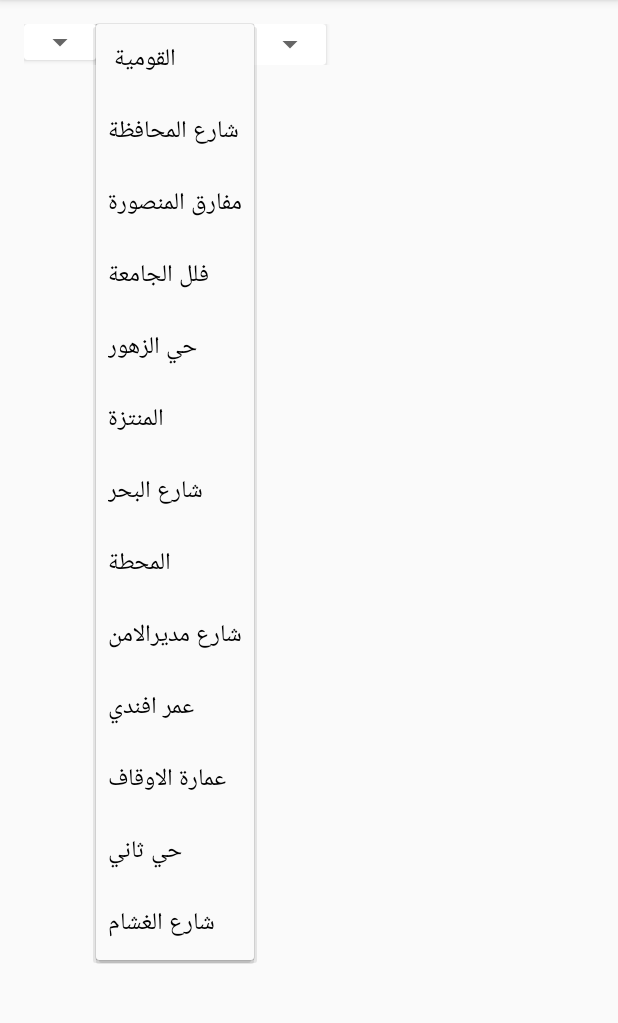
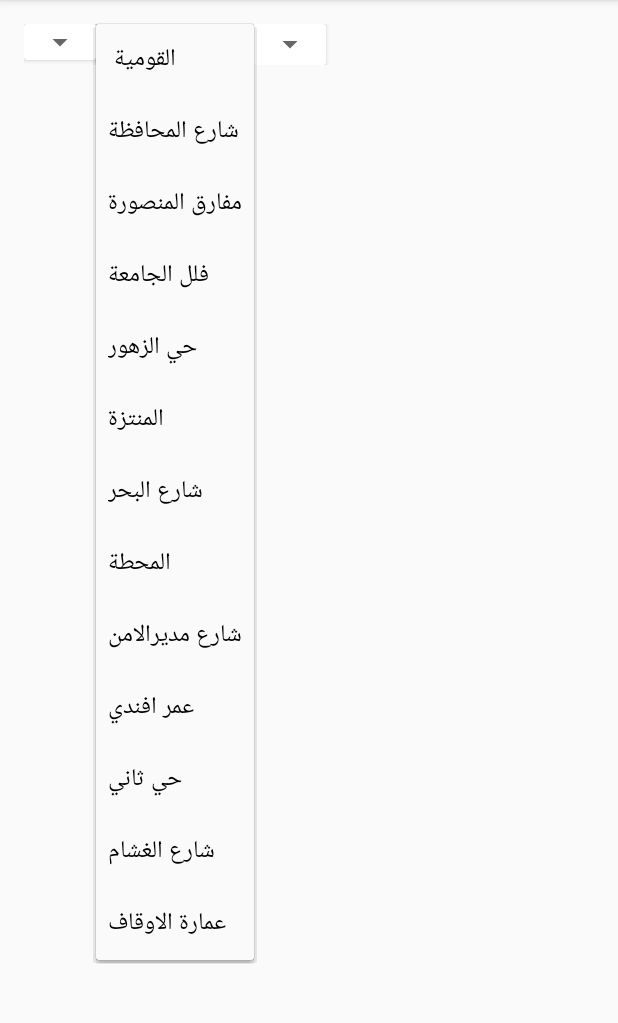
Before and after one commit to ma7moudovic/ZagazigApp_old, an Android app: the CategoryActivity screen opened directly, with no data from a screen before it, after a tap on "القومية", on a phone screen of 412 x 824 dp, the part 84-1107 px from its top. Run offline under Robolectric (Android 15) with nearby library versions, the light colour scheme and no system bars; our stand-ins replace Picasso, Volley; network calls fail; pictures from the network do not load; 1 statement that could not run was skipped.

```diff
--- a/app/src/main/java/com/sharkawy/zagazigapp/activities/CategoryActivity.java
+++ b/app/src/main/java/com/sharkawy/zagazigapp/activities/CategoryActivity.java
@@ -49,7 +49,7 @@ public class CategoryActivity extends AppCompatActivity {
         pDialog = new ProgressDialog(this);
         pDialog.setMessage(getResources().getString(R.string.msg_loading));
 
-        String [] arr ={"القومية ","شارع المحافظة","مفارق المنصورة","فلل الجامعة","حي الزهور","المنتزة","شارع البحر","المحطة","شارع مديرالامن","عمر افندي","عمارة الاوقاف","حي ثاني","شارع الغشام"};
+        String [] arr ={"القومية ","شارع المحافظة","مفارق المنصورة","فلل الجامعة","حي الزهور","المنتزة","شارع البحر","المحطة","شارع مديرالامن","عمر افندي","حي ثاني","شارع الغشام" ,"عمارة الاوقاف"};
         ArrayAdapter<String> dataAdapter = new ArrayAdapter<String>
                 (this, android.R.layout.simple_spinner_item, arr);
         dataAdapter.setDropDownViewResource
--- a/app/src/main/java/com/sharkawy/zagazigapp/adapters/SearchResultAdapter.java
+++ b/app/src/main/java/com/sharkawy/zagazigapp/adapters/SearchResultAdapter.java
@@ -11,6 +11,7 @@ import android.widget.Toast;
 
 import com.sharkawy.zagazigapp.R;
 import com.sharkawy.zagazigapp.dataModels.Place;
+import com.squareup.picasso.Picasso;
 
 import java.util.List;
 
@@ -77,6 +78,11 @@ public class SearchResultAdapter extends RecyclerView.Adapter<SearchResultAdapte
         holder.descView.setText(pObjects.get(position).getDesc());
 //        holder.descView.setText(pObjects.get(position).getDesc());
         holder.tab1.setText(pObjects.get(position).getTag());
+        //http://mashaly.net/places_imgs/icons/0.jpg
+//        Toast.makeText(getpContext(), "http://mashaly.net/" Toast.LENGTH_LONG).show();
+        Picasso.with(getpContext()).load("http://mashaly.net/" +"/places_imgs/icons/0.jpg").into(holder.imageView);
+//        Picasso.with(getpContext()).load("http://mashaly.net/"+pObjects.get(position).getImageURL()).into(holder.imageView);
+
     }
 
     @Override
```
Also changed, not shown: app/src/main/java/com/sharkawy/zagazigapp/activities/MainActivity.java (+11 -2 lines).
